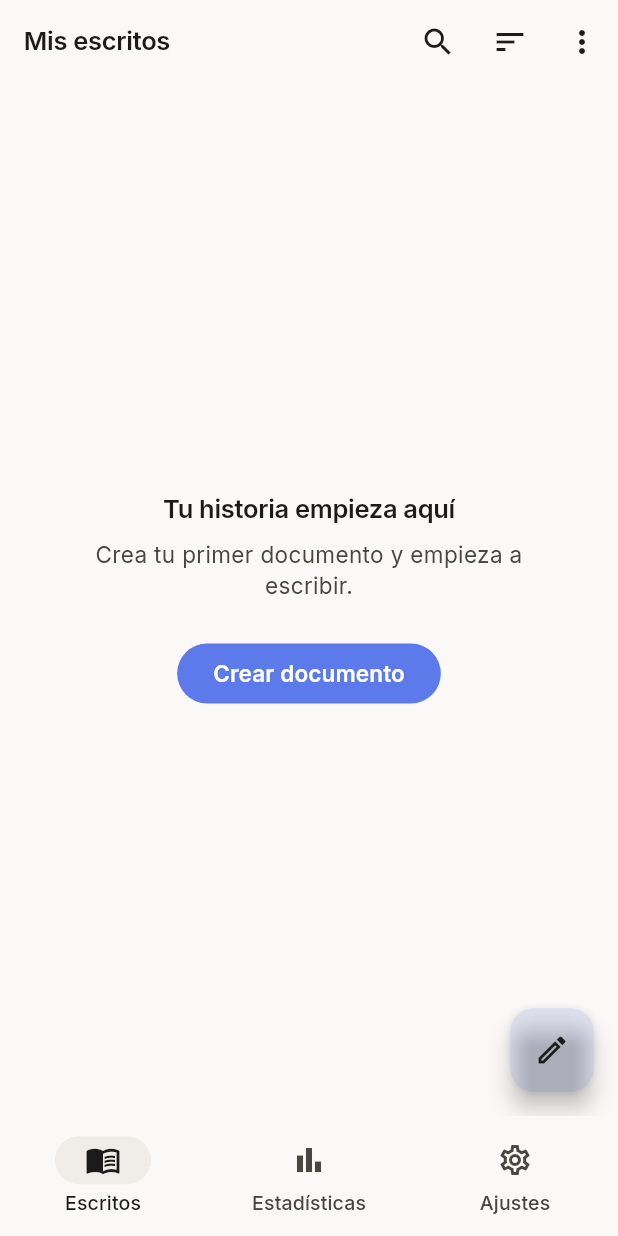
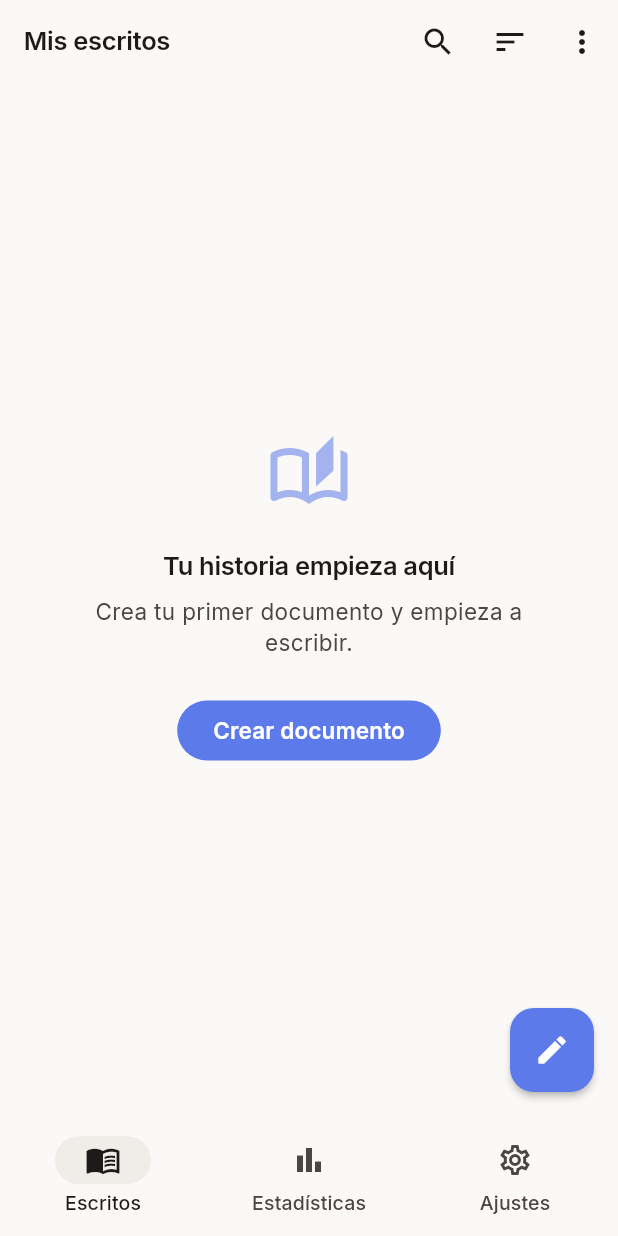
Before and after one commit to whatevaaar/pluma, a Flutter app: the screen it shows after launch, on a phone screen of 412 x 824 dp. Run offline on Flutter 3.47's test engine with Material 3 defaults, Android fonts, the phone set to English and light mode, and no system bars; our stand-ins replace drift, flutter_riverpod, freezed_annotation, go_router, google_fonts, hive_ce and 6 more; missing offline and left inert: flutter_quill; accounts and stored records are empty; generated files the repository leaves out were written again.

Commit message:
feat: UX polish — vivid FAB, directional tab transitions, visible favorites
Address UX/UI findings on navigation feel and the library screen:

- FAB: add a floatingActionButtonTheme with a solid accent fill and white
  glyph. M3's default (primaryContainer = accent at ~12% alpha) rendered
  the write button as a washed-out pale gray. Also use the crisper
  Icons.edit_rounded.
- Tab transitions: the shell tabs now animate with a directional
  SharedAxisTransition (via the animations package) — moving to a
  higher-index tab enters from the right, lower-index from the left —
  instead of a fixed-direction slide. Shell routes use NoTransitionPage so
  the shell owns the animation.
- NavigationBar: add filled selectedIcon variants so the active tab reads
  clearly (outlined -> filled per M3).
- DocumentTile: favorites are now visible at a glance — a filled bookmark
  shows on starred docs (tap to unstar) alongside the overflow menu.
  Trailing icons get a padded, rippling ~30px tap target.
- EmptyState: optional leading icon; the library empty state now shows an
  auto_stories glyph.

Co-Authored-By: Claude Opus 4.8 <noreply@anthropic.com>

```diff
--- a/lib/core/router/app_router.dart
+++ b/lib/core/router/app_router.dart
@@ -1,3 +1,4 @@
+import 'package:animations/animations.dart';
 import 'package:flutter/material.dart';
 import 'package:go_router/go_router.dart';
 import 'package:pluma/features/documents/presentation/library_screen.dart';
@@ -17,20 +18,27 @@ GoRouter appRouter(Ref ref) {
       ShellRoute(
         builder: (context, state, child) => _AppShell(child: child),
         routes: [
+          // NoTransitionPage on each tab: the directional shared-axis
+          // animation is owned by _AppShell so it can pick the slide direction
+          // from the relative tab index. A per-route transition here would
+          // fight it.
           GoRoute(
             path: '/library',
             name: 'library',
-            builder: (context, state) => const LibraryScreen(),
+            pageBuilder: (context, state) =>
+                const NoTransitionPage(child: LibraryScreen()),
           ),
           GoRoute(
             path: '/statistics',
             name: 'statistics',
-            builder: (context, state) => const StatisticsScreen(),
+            pageBuilder: (context, state) =>
+                const NoTransitionPage(child: StatisticsScreen()),
           ),
           GoRoute(
             path: '/settings',
             name: 'settings',
-            builder: (context, state) => const SettingsScreen(),
+            pageBuilder: (context, state) =>
+                const NoTransitionPage(child: SettingsScreen()),
           ),
         ],
       ),
@@ -54,38 +62,64 @@ GoRouter appRouter(Ref ref) {
   );
 }
 
-class _AppShell extends StatelessWidget {
+int _tabIndexForPath(String path) => switch (path) {
+      final p when p.startsWith('/statistics') => 1,
+      final p when p.startsWith('/settings') => 2,
+      _ => 0,
+    };
+
+class _AppShell extends StatefulWidget {
   const _AppShell({required this.child});
 
   final Widget child;
 
   @override
+  State<_AppShell> createState() => _AppShellState();
+}
+
+class _AppShellState extends State<_AppShell> {
+  int _previousIndex = 0;
+
+  @override
   Widget build(BuildContext context) {
+    final index = _tabIndexForPath(GoRouterState.of(context).uri.path);
+    // Slide direction follows the tab bar's spatial layout: moving to a
+    // higher-index tab enters from the right, a lower-index tab from the left.
+    final reverse = index < _previousIndex;
+    _previousIndex = index;
+
     return Scaffold(
-      body: child,
-      bottomNavigationBar: _BottomNav(
-        currentPath: GoRouterState.of(context).uri.path,
+      body: PageTransitionSwitcher(
+        duration: const Duration(milliseconds: 280),
+        reverse: reverse,
+        transitionBuilder: (child, primary, secondary) => SharedAxisTransition(
+          animation: primary,
+          secondaryAnimation: secondary,
+          transitionType: SharedAxisTransitionType.horizontal,
+          fillColor: Colors.transparent,
+          child: child,
+        ),
+        // Key by tab index so the switcher animates only on tab changes, not
+        // on in-tab rebuilds.
+        child: KeyedSubtree(
+          key: ValueKey(index),
+          child: widget.child,
+        ),
       ),
+      bottomNavigationBar: _BottomNav(currentIndex: index),
     );
   }
 }
 
 class _BottomNav extends StatelessWidget {
-  const _BottomNav({required this.currentPath});
+  const _BottomNav({required this.currentIndex});
 
-  final String currentPath;
+  final int currentIndex;
 
   @override
   Widget build(BuildContext context) {
-    final index = switch (currentPath) {
-      final p when p.startsWith('/library') => 0,
-      final p when p.startsWith('/statistics') => 1,
-      final p when p.startsWith('/settings') => 2,
-      _ => 0,
-    };
-
     return NavigationBar(
-      selectedIndex: index,
+      selectedIndex: currentIndex,
       onDestinationSelected: (i) {
         switch (i) {
           case 0:
@@ -99,14 +133,17 @@ class _BottomNav extends StatelessWidget {
       destinations: const [
         NavigationDestination(
           icon: Icon(Icons.menu_book_outlined),
+          selectedIcon: Icon(Icons.menu_book),
           label: 'Escritos',
         ),
         NavigationDestination(
           icon: Icon(Icons.bar_chart_outlined),
+          selectedIcon: Icon(Icons.bar_chart),
           label: 'Estadísticas',
         ),
         NavigationDestination(
           icon: Icon(Icons.settings_outlined),
+          selectedIcon: Icon(Icons.settings),
           label: 'Ajustes',
         ),
       ],
--- a/lib/core/theme/app_theme.dart
+++ b/lib/core/theme/app_theme.dart
@@ -73,6 +73,20 @@ abstract final class AppTheme {
         inversePrimary: accent,
       ),
       scaffoldBackgroundColor: surface,
+      // Solid accent FAB with a white glyph. Without this, M3 falls back to
+      // primaryContainer (accent at ~12% alpha), which renders as a washed-out
+      // pale fill — the "blurred, boring gray" write button.
+      floatingActionButtonTheme: FloatingActionButtonThemeData(
+        backgroundColor: accent,
+        foregroundColor: Colors.white,
+        elevation: 2,
+        focusElevation: 2,
+        hoverElevation: 3,
+        highlightElevation: 4,
+        shape: RoundedRectangleBorder(
+          borderRadius: BorderRadius.circular(16),
+        ),
+      ),
       appBarTheme: AppBarTheme(
         backgroundColor: surface,
         foregroundColor: onSurface,
--- a/lib/features/documents/presentation/library_screen.dart
+++ b/lib/features/documents/presentation/library_screen.dart
@@ -105,6 +105,7 @@ class _LibraryScreenState extends ConsumerState<LibraryScreen> {
 
           if (!isSearching && docs.isEmpty && state.projects.isEmpty) {
             return EmptyState(
+              icon: Icons.auto_stories_outlined,
               title: 'Tu historia empieza aquí',
               subtitle: 'Crea tu primer documento y empieza a escribir.',
               actionLabel: 'Crear documento',
@@ -187,7 +188,7 @@ class _LibraryScreenState extends ConsumerState<LibraryScreen> {
         key: const Key('new_document_fab'),
         onPressed: () => unawaited(_createAndOpen(context, notifier)),
         tooltip: 'Nuevo documento',
-        child: const Icon(Icons.edit_outlined),
+        child: const Icon(Icons.edit_rounded),
       ),
     );
   }
--- a/lib/shared/widgets/empty_state.dart
+++ b/lib/shared/widgets/empty_state.dart
@@ -7,12 +7,14 @@ class EmptyState extends StatelessWidget {
     required this.title,
     required this.subtitle,
     super.key,
+    this.icon,
     this.action,
     this.actionLabel,
   });
 
   final String title;
   final String subtitle;
+  final IconData? icon;
   final VoidCallback? action;
   final String? actionLabel;
 
@@ -26,6 +28,10 @@ class EmptyState extends StatelessWidget {
         child: Column(
           mainAxisSize: MainAxisSize.min,
           children: [
+            if (icon != null) ...[
+              Icon(icon, size: 56, color: colorScheme.primary.withAlpha(140)),
+              const SizedBox(height: 20),
+            ],
             Text(
               title,
               style: AppTextStyles.uiTitle.copyWith(
--- a/pubspec.yaml
+++ b/pubspec.yaml
@@ -7,6 +7,7 @@ environment:
   sdk: ">=3.4.0 <4.0.0"
 
 dependencies:
+  animations: ^2.0.11
   drift: ^2.21.0
   file_picker: ^12.0.0-beta.7
   flutter:
```
Also changed, not shown: lib/features/documents/presentation/widgets/document_tile.dart (+58 -25 lines), pubspec.lock.
